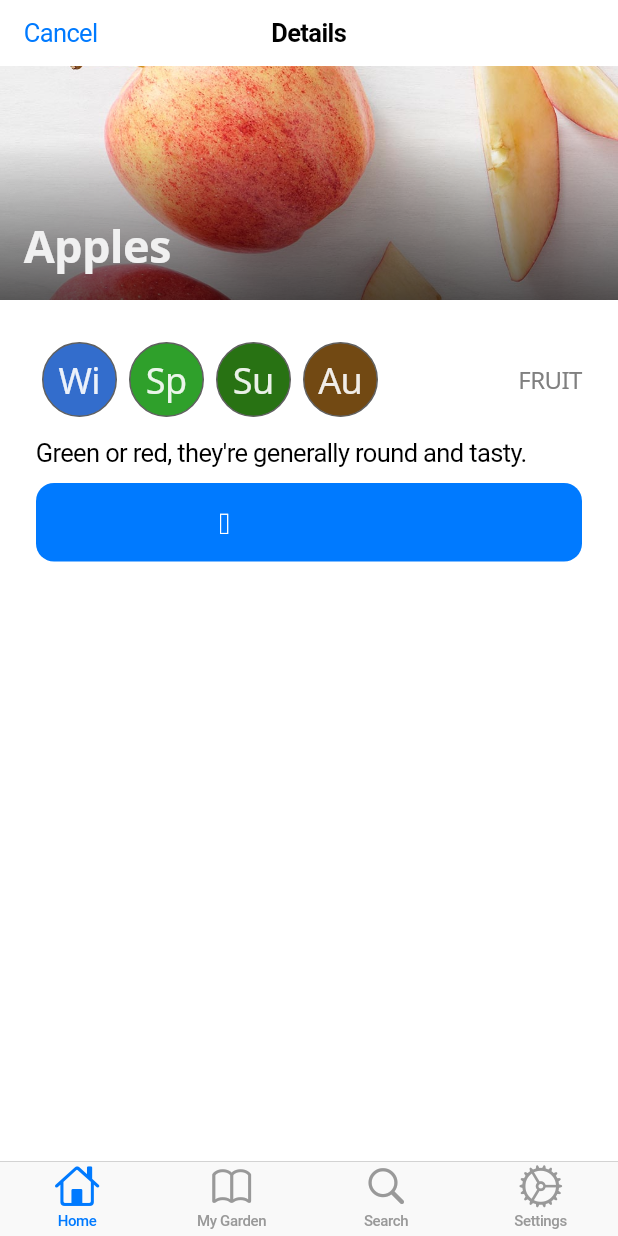
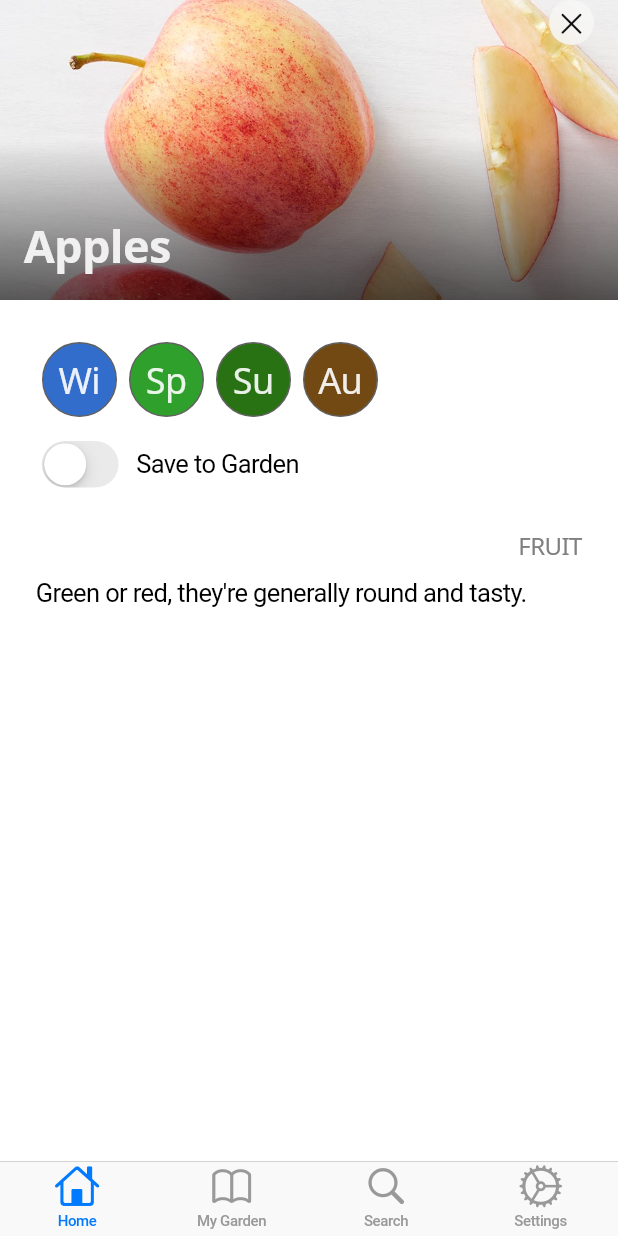
Before and after one commit to InMatrix/veggieseasons, a Flutter app: the screen it shows after launch, after a tap on "Apples", on a phone screen of 412 x 824 dp. Run offline on Flutter 3.47's test engine with Material 2 defaults, Android fonts, the phone set to English and light mode, and no system bars; our stand-ins replace shared_preferences.

Commit message:
Updates detail screen to new, modal design. (#40)

```diff
--- a/lib/data/app_state.dart
+++ b/lib/data/app_state.dart
@@ -32,9 +32,9 @@ class AppState extends Model {
       .where((v) => v.name.toLowerCase().contains(terms.toLowerCase()))
       .toList();
 
-  void toggleFavorite(int id) {
+  void setFavorite(int id, bool isFavorite) {
     Veggie veggie = getVeggie(id);
-    veggie.isFavorite = !veggie.isFavorite;
+    veggie.isFavorite = isFavorite;
     notifyListeners();
   }
 
--- a/lib/screens/details.dart
+++ b/lib/screens/details.dart
@@ -8,14 +8,15 @@ import 'package:scoped_model/scoped_model.dart';
 import 'package:veggieseasons/data/app_state.dart';
 import 'package:veggieseasons/data/veggie.dart';
 import 'package:veggieseasons/styles.dart';
+import 'package:veggieseasons/widgets/close_button.dart';
 
 /// A circular widget that represents a season of the year.
 ///
-/// The season can be displayed as a valid harvest season or one during which a
+/// The season can be displayed as a valid harvest time or one during which a
 /// particular veggie cannot be harvested. Bright colors are used in the first
 /// case, and grays in the latter.
 class SeasonCircle extends StatelessWidget {
-  SeasonCircle(this.season, this.isHarvestTime);
+  const SeasonCircle(this.season, this.isHarvestTime);
 
   /// Season to be displayed by this widget.
   final Season season;
@@ -62,25 +63,7 @@ class DetailsScreen extends StatelessWidget {
 
   DetailsScreen(this.id);
 
-  Widget _createFavoriteButton(bool isFav, VoidCallback onPressed) {
-    return CupertinoButton(
-      color: Styles.buttonColor,
-      child: Row(
-        mainAxisSize: MainAxisSize.min,
-        children: [
-          Icon(
-            isFav ? Styles.checkedIcon : Styles.uncheckedIcon,
-            color: Styles.buttonIconColor,
-          ),
-          SizedBox(width: 4.0),
-          Text(isFav ? 'Saved to Garden' : 'Save to Garden'),
-        ],
-      ),
-      onPressed: onPressed,
-    );
-  }
-
-  Widget _createHeader(AppState model) {
+  Widget _createHeader(BuildContext context, AppState model) {
     final veggie = model.getVeggie(id);
 
     return SizedBox(
@@ -90,9 +73,21 @@ class DetailsScreen extends StatelessWidget {
           Positioned(
             right: 0.0,
             left: 0.0,
+            child: Hero(
+              tag: veggie.id,
               child: Image.asset(
                 veggie.imageAssetPath,
                 fit: BoxFit.cover,
+              ),
+            ),
+          ),
+          Positioned(
+            top: 0.0,
+            right: 16.0,
+            child: SafeArea(
+              child: CloseButton(() {
+                Navigator.of(context).pop();
+              }),
             ),
           ),
           Positioned(
@@ -125,33 +120,38 @@ class DetailsScreen extends StatelessWidget {
       child: Column(
         crossAxisAlignment: CrossAxisAlignment.stretch,
         children: [
-          Row(
-            mainAxisSize: MainAxisSize.max,
-            children: [
           Wrap(
             children: Season.values.map((s) {
               return SeasonCircle(s, veggie.seasons.contains(s));
             }).toList(),
           ),
+          SizedBox(height: 8.0),
+          Row(
+            mainAxisSize: MainAxisSize.min,
+            children: [
+              CupertinoSwitch(
+                value: veggie.isFavorite,
+                onChanged: (value) {
+                  model.setFavorite(id, value);
+                },
+              ),
               SizedBox(width: 8.0),
-              Expanded(
-                child: Align(
+              Text('Save to Garden'),
+            ],
+          ),
+          SizedBox(height: 24.0),
+          Align(
             alignment: Alignment.centerRight,
             child: Text(
               veggieCategoryNames[veggie.category].toUpperCase(),
               style: Styles.minorText,
             ),
           ),
-              ),
-            ],
-          ),
+          SizedBox(width: 8.0),
           Padding(
             padding: const EdgeInsets.symmetric(vertical: 10.0),
             child: Text(veggie.shortDescription),
           ),
-          _createFavoriteButton(veggie.isFavorite, () {
-            model.toggleFavorite(veggie.id);
-          }),
         ],
       ),
     );
@@ -162,13 +162,10 @@ class DetailsScreen extends StatelessWidget {
     final model = ScopedModel.of<AppState>(context, rebuildOnChange: true);
 
     return CupertinoPageScaffold(
-      navigationBar: CupertinoNavigationBar(
-        middle: Text('Details'),
-      ),
       child: Column(
         crossAxisAlignment: CrossAxisAlignment.stretch,
         children: [
-          _createHeader(model),
+          _createHeader(context, model),
           _createDetails(model),
         ],
       ),
--- a/lib/screens/favorites.dart
+++ b/lib/screens/favorites.dart
@@ -13,7 +13,7 @@ import 'package:veggieseasons/widgets/veggie_headline.dart';
 class FavoritesScreen extends StatelessWidget {
   /// Builds the "content" of the favorites screen: either a list of favorite
   /// veggies or a note that says the user hasn't favorited any yet.
-  Widget _buildScaffoldBody(BuildContext context) {
+  Widget _buildTabViewBody(BuildContext context) {
     final model = ScopedModel.of<AppState>(context, rebuildOnChange: true);
 
     if (model.favoriteVeggies.length == 0) {
@@ -46,14 +46,17 @@ class FavoritesScreen extends StatelessWidget {
 
   @override
   Widget build(BuildContext context) {
-    return CupertinoPageScaffold(
-      navigationBar: CupertinoNavigationBar(
-        middle: Text('Your Garden'),
-      ),
-      backgroundColor: Styles.scaffoldBackground,
-      child: Center(
-        child: _buildScaffoldBody(context),
-      ),
+    return CupertinoTabView(
+      builder: (context) {
+        return DecoratedBox(
+          decoration: BoxDecoration(
+            color: Styles.scaffoldBackground,
+          ),
+          child: Center(
+            child: _buildTabViewBody(context),
+          ),
+        );
+      },
     );
   }
 }
--- a/lib/styles.dart
+++ b/lib/styles.dart
@@ -91,11 +91,13 @@ abstract class Styles {
 
   static const scaffoldBackground = Color(0xfff0f0f0);
 
-  static const buttonColor = Color(0xff007aff);
+  static const searchBackground = Color(0xffe0e0e0);
 
-  static const buttonIconColor = Color(0xffffffff);
+  static const frostedBackground = Color(0xccf8f8f8);
 
-  static const searchBackground = Color(0xffe0e0e0);
+  static const closeButtonUnpressed = Color(0xff101010);
+
+  static const closeButtonPressed = Color(0xff808080);
 
   static const TextStyle searchText = TextStyle(
     color: Color.fromRGBO(0, 0, 0, 1.0),
--- /dev/null
+++ b/lib/widgets/close_button.dart
@@ -0,0 +1,131 @@
+// Copyright 2018 The Flutter team. All rights reserved.
+// Use of this source code is governed by a BSD-style license that can be
+// found in the LICENSE file.
+
+import 'dart:ui';
+
+import 'package:flutter/cupertino.dart';
+import 'package:flutter/widgets.dart';
+import 'package:veggieseasons/styles.dart';
+
+/// Partially overlays and then blurs its child.
+class FrostedBox extends StatelessWidget {
+  const FrostedBox({
+    this.child,
+    Key key,
+  }) : super(key: key);
+
+  final Widget child;
+
+  @override
+  Widget build(BuildContext context) {
+    return BackdropFilter(
+      filter: ImageFilter.blur(sigmaX: 10.0, sigmaY: 10.0),
+      child: DecoratedBox(
+        decoration: BoxDecoration(
+          color: Styles.frostedBackground,
+        ),
+        child: child,
+      ),
+    );
+  }
+}
+
+/// An Icon that implicitly animates changes to its color.
+class ColorChangingIcon extends ImplicitlyAnimatedWidget {
+  const ColorChangingIcon(
+    this.icon, {
+    this.color = CupertinoColors.black,
+    this.size,
+    @required Duration duration,
+    Key key,
+  })  : assert(icon != null),
+        assert(color != null),
+        assert(duration != null),
+        super(key: key, duration: duration);
+
+  final Color color;
+
+  final IconData icon;
+
+  final double size;
+
+  @override
+  _ColorChangingIconState createState() => _ColorChangingIconState();
+}
+
+class _ColorChangingIconState
+    extends AnimatedWidgetBaseState<ColorChangingIcon> {
+  ColorTween _colorTween;
+
+  @override
+  Widget build(BuildContext context) {
+    return Icon(
+      widget.icon,
+      size: widget.size,
+      color: _colorTween?.evaluate(animation),
+    );
+  }
+
+  @override
+  void forEachTween(visitor) {
+    _colorTween = visitor(
+      _colorTween,
+      widget.color,
+      (dynamic value) => ColorTween(begin: value),
+    );
+  }
+}
+
+/// A simple "close this modal" button that invokes a callback when pressed.
+class CloseButton extends StatefulWidget {
+  const CloseButton(this.onPressed);
+
+  final VoidCallback onPressed;
+
+  @override
+  CloseButtonState createState() {
+    return new CloseButtonState();
+  }
+}
+
+class CloseButtonState extends State<CloseButton> {
+  bool tapInProgress = false;
+
+  @override
+  Widget build(BuildContext context) {
+    return GestureDetector(
+      onTapDown: (details) {
+        setState(() => tapInProgress = true);
+      },
+      onTapUp: (details) {
+        setState(() => tapInProgress = false);
+        widget.onPressed();
+      },
+      onTapCancel: () {
+        setState(() => tapInProgress = false);
+      },
+      child: ClipOval(
+        child: FrostedBox(
+          child: Container(
+            width: 30,
+            height: 30,
+            decoration: BoxDecoration(
+              borderRadius: BorderRadius.circular(15),
+            ),
+            child: Center(
+              child: ColorChangingIcon(
+                CupertinoIcons.clear_thick,
+                duration: Duration(milliseconds: 300),
+                color: tapInProgress
+                    ? Styles.closeButtonPressed
+                    : Styles.closeButtonUnpressed,
+                size: 20,
+              ),
+            ),
+          ),
+        ),
+      ),
+    );
+  }
+}
--- a/lib/widgets/search_bar.dart
+++ b/lib/widgets/search_bar.dart
@@ -34,7 +34,7 @@ class SearchBar extends StatelessWidget {
               color: Styles.searchIconColor,
             ),
             Expanded(
-              child: EditableText(
+              child: CupertinoTextField(
                 controller: controller,
                 focusNode: focusNode,
                 style: Styles.searchText,
--- a/lib/widgets/veggie_headline.dart
+++ b/lib/widgets/veggie_headline.dart
@@ -35,8 +35,10 @@ class VeggieHeadline extends StatelessWidget {
   @override
   Widget build(BuildContext context) {
     return GestureDetector(
-      onTap: () => Navigator.of(context).push(
-          CupertinoPageRoute(builder: (context) => DetailsScreen(veggie.id))),
+      onTap: () => Navigator.of(context).push(CupertinoPageRoute(
+            builder: (context) => DetailsScreen(veggie.id),
+            fullscreenDialog: true,
+          )),
       child: Row(
         crossAxisAlignment: CrossAxisAlignment.start,
         children: [
```
Lines whose indentation alone changed are shown as unchanged.
